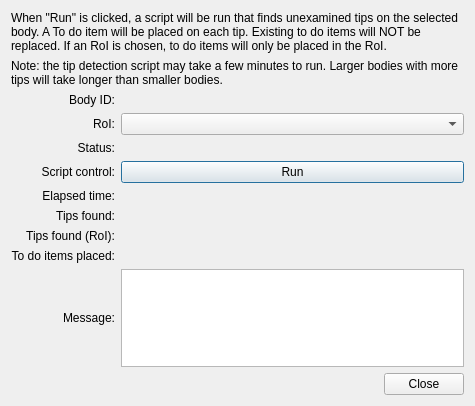
First picture: the form in neurolabi/gui/dialogs/tipdetectordialog.ui, repository janelia-flyem/NeuTu, before the edit.
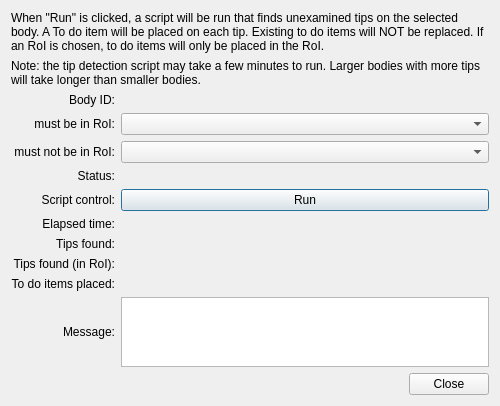
Second picture: the form after the edit.

Commit message: add exclude RoI to UI

Patch:
```diff
--- a/neurolabi/gui/dialogs/tipdetectordialog.ui
+++ b/neurolabi/gui/dialogs/tipdetectordialog.ui
@@ -6,7 +6,7 @@
    <rect>
     <x>0</x>
     <y>0</y>
-    <width>475</width>
+    <width>500</width>
     <height>406</height>
    </rect>
   </property>
@@ -36,84 +36,7 @@
    </item>
    <item>
     <layout class="QGridLayout" name="gridLayout_2">
-     <item row="1" column="1">
-      <widget class="QComboBox" name="roiMenu"/>
-     </item>
-     <item row="5" column="0">
-      <widget class="QLabel" name="label_8">
-       <property name="text">
-        <string>Tips found:</string>
-       </property>
-       <property name="alignment">
-        <set>Qt::AlignRight|Qt::AlignTrailing|Qt::AlignVCenter</set>
-       </property>
-      </widget>
-     </item>
-     <item row="5" column="1">
-      <widget class="QLabel" name="locationsLabel">
-       <property name="text">
-        <string/>
-       </property>
-      </widget>
-     </item>
-     <item row="0" column="0">
-      <widget class="QLabel" name="label">
-       <property name="text">
-        <string>Body ID:</string>
-       </property>
-       <property name="alignment">
-        <set>Qt::AlignRight|Qt::AlignTrailing|Qt::AlignVCenter</set>
-       </property>
-      </widget>
-     </item>
-     <item row="4" column="0">
-      <widget class="QLabel" name="label_7">
-       <property name="text">
-        <string>Elapsed time:</string>
-       </property>
-       <property name="alignment">
-        <set>Qt::AlignRight|Qt::AlignTrailing|Qt::AlignVCenter</set>
-       </property>
-      </widget>
-     </item>
-     <item row="7" column="0">
-      <widget class="QLabel" name="label_6">
-       <property name="text">
-        <string>To do items placed:</string>
-       </property>
-       <property name="alignment">
-        <set>Qt::AlignRight|Qt::AlignTrailing|Qt::AlignVCenter</set>
-       </property>
-      </widget>
-     </item>
      <item row="3" column="0">
-      <widget class="QLabel" name="label_4">
-       <property name="text">
-        <string>Script control:</string>
-       </property>
-       <property name="alignment">
-        <set>Qt::AlignRight|Qt::AlignTrailing|Qt::AlignVCenter</set>
-       </property>
-      </widget>
-     </item>
-     <item row="4" column="1">
-      <widget class="QLabel" name="timeLabel">
-       <property name="text">
-        <string/>
-       </property>
-      </widget>
-     </item>
-     <item row="2" column="1">
-      <widget class="QLabel" name="statusLabel">
-       <property name="text">
-        <string/>
-       </property>
-       <property name="alignment">
-        <set>Qt::AlignCenter</set>
-       </property>
-      </widget>
-     </item>
-     <item row="2" column="0">
       <widget class="QLabel" name="label_5">
        <property name="text">
         <string>Status:</string>
@@ -123,58 +46,122 @@
        </property>
       </widget>
      </item>
+     <item row="4" column="1">
+      <widget class="QPushButton" name="runButton">
+       <property name="text">
+        <string>Run</string>
+       </property>
+      </widget>
+     </item>
+     <item row="7" column="1">
+      <widget class="QLabel" name="locationsRoiLabel">
+       <property name="text">
+        <string/>
+       </property>
+      </widget>
+     </item>
+     <item row="7" column="0">
+      <widget class="QLabel" name="label_11">
+       <property name="text">
+        <string>Tips found (in RoI):</string>
+       </property>
+       <property name="alignment">
+        <set>Qt::AlignRight|Qt::AlignTrailing|Qt::AlignVCenter</set>
+       </property>
+      </widget>
+     </item>
+     <item row="1" column="0">
+      <widget class="QLabel" name="label_10">
+       <property name="text">
+        <string>must be in RoI:</string>
+       </property>
+       <property name="alignment">
+        <set>Qt::AlignRight|Qt::AlignTrailing|Qt::AlignVCenter</set>
+       </property>
+      </widget>
+     </item>
+     <item row="9" column="0">
+      <widget class="QLabel" name="label_9">
+       <property name="text">
+        <string>Message:</string>
+       </property>
+       <property name="alignment">
+        <set>Qt::AlignRight|Qt::AlignTrailing|Qt::AlignVCenter</set>
+       </property>
+      </widget>
+     </item>
+     <item row="0" column="1">
+      <widget class="QLabel" name="bodyIDLabel">
+       <property name="text">
+        <string/>
+       </property>
+      </widget>
+     </item>
      <item row="8" column="1">
+      <widget class="QLabel" name="todoLabel">
+       <property name="text">
+        <string/>
+       </property>
+      </widget>
+     </item>
+     <item row="9" column="1">
       <widget class="QTextEdit" name="messageText">
        <property name="readOnly">
         <bool>true</bool>
        </property>
       </widget>
      </item>
-     <item row="7" column="1">
-      <widget class="QLabel" name="todoLabel">
-       <property name="text">
-        <string/>
-       </property>
-      </widget>
-     </item>
-     <item row="0" column="1">
-      <widget class="QLabel" name="bodyIDLabel">
-       <property name="text">
-        <string/>
-       </property>
-      </widget>
-     </item>
      <item row="3" column="1">
-      <widget class="QPushButton" name="runButton">
+      <widget class="QLabel" name="statusLabel">
        <property name="text">
-        <string>Run</string>
+        <string/>
+       </property>
+       <property name="alignment">
+        <set>Qt::AlignCenter</set>
+       </property>
+      </widget>
+     </item>
+     <item row="5" column="1">
+      <widget class="QLabel" name="timeLabel">
+       <property name="text">
+        <string/>
+       </property>
+      </widget>
+     </item>
+     <item row="4" column="0">
+      <widget class="QLabel" name="label_4">
+       <property name="text">
+        <string>Script control:</string>
+       </property>
+       <property name="alignment">
+        <set>Qt::AlignRight|Qt::AlignTrailing|Qt::AlignVCenter</set>
        </property>
       </widget>
      </item>
      <item row="8" column="0">
-      <widget class="QLabel" name="label_9">
+      <widget class="QLabel" name="label_6">
        <property name="text">
-        <string>Message:</string>
+        <string>To do items placed:</string>
        </property>
        <property name="alignment">
         <set>Qt::AlignRight|Qt::AlignTrailing|Qt::AlignVCenter</set>
        </property>
       </widget>
      </item>
-     <item row="1" column="0">
-      <widget class="QLabel" name="label_10">
+     <item row="5" column="0">
+      <widget class="QLabel" name="label_7">
        <property name="text">
-        <string>RoI:</string>
+        <string>Elapsed time:</string>
        </property>
        <property name="alignment">
         <set>Qt::AlignRight|Qt::AlignTrailing|Qt::AlignVCenter</set>
        </property>
       </widget>
      </item>
-     <item row="6" column="0">
-      <widget class="QLabel" name="label_11">
+     <item row="0" column="0">
+      <widget class="QLabel" name="label">
        <property name="text">
-        <string>Tips found (RoI):</string>
+        <string>Body ID:</string>
        </property>
        <property name="alignment">
         <set>Qt::AlignRight|Qt::AlignTrailing|Qt::AlignVCenter</set>
@@ -182,12 +169,38 @@
       </widget>
      </item>
      <item row="6" column="1">
-      <widget class="QLabel" name="locationsRoiLabel">
+      <widget class="QLabel" name="locationsLabel">
        <property name="text">
         <string/>
        </property>
       </widget>
      </item>
+     <item row="6" column="0">
+      <widget class="QLabel" name="label_8">
+       <property name="text">
+        <string>Tips found:</string>
+       </property>
+       <property name="alignment">
+        <set>Qt::AlignRight|Qt::AlignTrailing|Qt::AlignVCenter</set>
+       </property>
+      </widget>
+     </item>
+     <item row="1" column="1">
+      <widget class="QComboBox" name="roiMenu"/>
+     </item>
+     <item row="2" column="0">
+      <widget class="QLabel" name="label_12">
+       <property name="text">
+        <string>must not be in RoI:</string>
+       </property>
+       <property name="alignment">
+        <set>Qt::AlignRight|Qt::AlignTrailing|Qt::AlignVCenter</set>
+       </property>
+      </widget>
+     </item>
+     <item row="2" column="1">
+      <widget class="QComboBox" name="excludeRoiMenu"/>
+     </item>
     </layout>
    </item>
    <item>
```
The commit also changes 1 other file.
